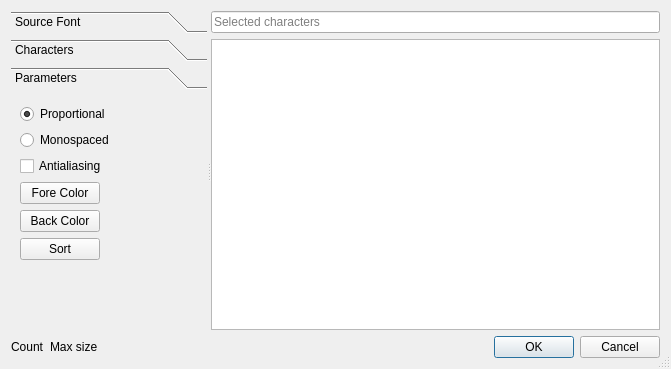
Qt form controls/fonts/font-new/dialogfontselect.ui (riuson/lcd-image-converter) before a commit.
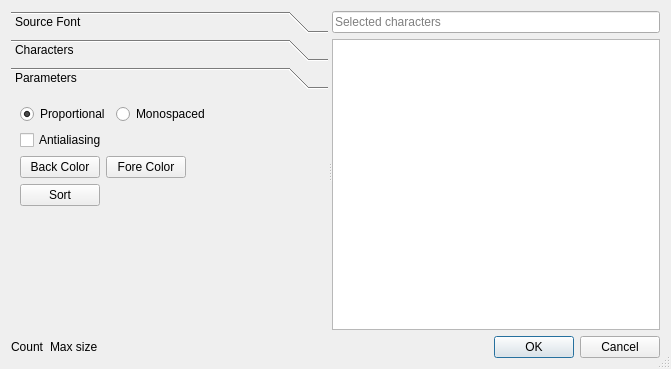
The same form after that commit. The open tabs and pages were chosen to show the change.

Commit message: Changed control's grouping

Patch:
```diff
--- a/controls/fonts/font-new/dialogfontselect.ui
+++ b/controls/fonts/font-new/dialogfontselect.ui
@@ -175,7 +175,7 @@
         <rect>
          <x>0</x>
          <y>0</y>
-         <width>264</width>
+         <width>289</width>
          <height>239</height>
         </rect>
        </property>
@@ -186,6 +186,8 @@
         <item>
          <layout class="QVBoxLayout" name="verticalLayout">
           <item>
+           <layout class="QHBoxLayout" name="horizontalLayout_3">
+            <item>
            <widget class="QRadioButton" name="radioButtonProportional">
             <property name="text">
              <string>Proportional</string>
@@ -203,6 +205,21 @@
            </widget>
           </item>
           <item>
+             <spacer name="horizontalSpacer_2">
+              <property name="orientation">
+               <enum>Qt::Horizontal</enum>
+              </property>
+              <property name="sizeHint" stdset="0">
+               <size>
+                <width>40</width>
+                <height>20</height>
+               </size>
+              </property>
+             </spacer>
+            </item>
+           </layout>
+          </item>
+          <item>
            <widget class="QCheckBox" name="checkBoxAntialiasing">
             <property name="text">
              <string>Antialiasing</string>
@@ -210,18 +227,7 @@
            </widget>
           </item>
           <item>
-           <widget class="QPushButton" name="pushButtonForeColor">
-            <property name="sizePolicy">
-             <sizepolicy hsizetype="Fixed" vsizetype="Fixed">
-              <horstretch>0</horstretch>
-              <verstretch>0</verstretch>
-             </sizepolicy>
-            </property>
-            <property name="text">
-             <string>Fore Color</string>
-            </property>
-           </widget>
-          </item>
+           <layout class="QHBoxLayout" name="horizontalLayout_4">
           <item>
            <widget class="QPushButton" name="pushButtonBackColor">
             <property name="sizePolicy">
@@ -234,6 +240,34 @@
              <string>Back Color</string>
             </property>
            </widget>
+            </item>
+            <item>
+             <widget class="QPushButton" name="pushButtonForeColor">
+              <property name="sizePolicy">
+               <sizepolicy hsizetype="Fixed" vsizetype="Fixed">
+                <horstretch>0</horstretch>
+                <verstretch>0</verstretch>
+               </sizepolicy>
+              </property>
+              <property name="text">
+               <string>Fore Color</string>
+              </property>
+             </widget>
+            </item>
+            <item>
+             <spacer name="horizontalSpacer_3">
+              <property name="orientation">
+               <enum>Qt::Horizontal</enum>
+              </property>
+              <property name="sizeHint" stdset="0">
+               <size>
+                <width>40</width>
+                <height>20</height>
+               </size>
+              </property>
+             </spacer>
+            </item>
+           </layout>
           </item>
           <item>
            <widget class="QPushButton" name="pushButtonSort">
```
Left out of the diff: 4 changed lines with no effect on the pictures. Lines whose indentation alone changed are shown as unchanged.
